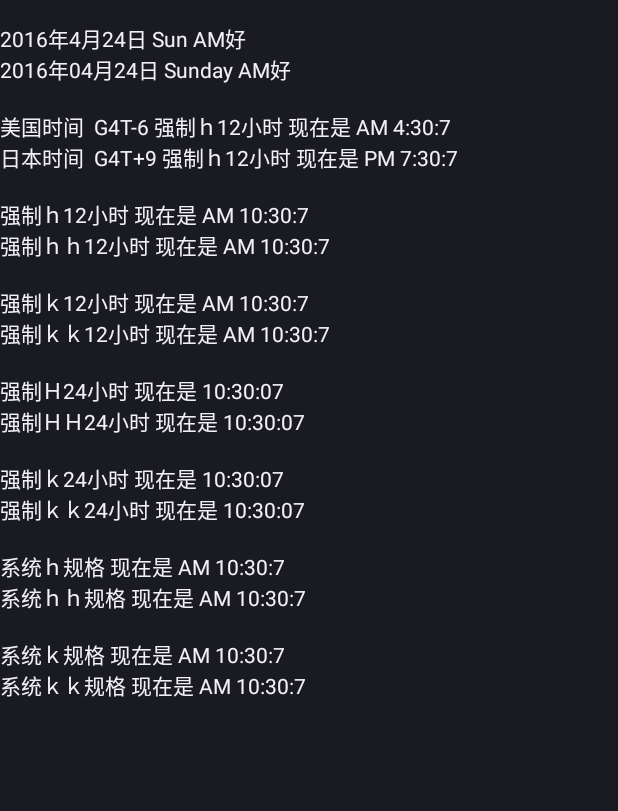
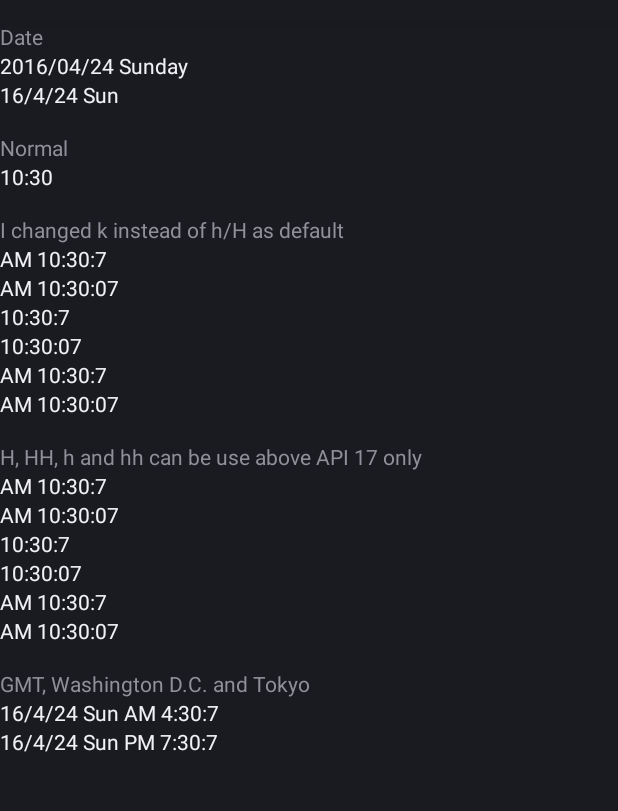
Before and after one commit to imknown/BetterTextClockBackport, an Android app: the screen it shows after launch (MainActivity), on a phone screen of 412 x 824 dp, the part 62-873 px from its top. Run offline under Robolectric (Android 15) with nearby library versions, the phone set to English and light mode, and no system bars.

Commit message:
enhance codes structures

```diff
--- a/BetterTextClockBackportLibrary/src/main/java/net/imknown/bettertextclockbackportlibrary/TextClock.java
+++ b/BetterTextClockBackportLibrary/src/main/java/net/imknown/bettertextclockbackportlibrary/TextClock.java
@@ -57,14 +57,14 @@ import android.widget.TextView;
  * <ul>
  * <li>Use the value returned by {@link #getFormat24Hour()} when non-null</li>
  * <li>Otherwise, use the value returned by {@link #getFormat12Hour()} when non-null</li>
- * <li>Otherwise, use a default value appropriate for the user's locale, such as {@code h:mm a}</li>
+ * <li>Otherwise, use a default value appropriate for the user's locale, such as {@code k:mm a}</li>
  * </ul>
  * </li>
  * <li>In 12-hour mode:
  * <ul>
  * <li>Use the value returned by {@link #getFormat12Hour()} when non-null</li>
  * <li>Otherwise, use the value returned by {@link #getFormat24Hour()} when non-null</li>
- * <li>Otherwise, use a default value appropriate for the user's locale, such as {@code HH:mm}</li>
+ * <li>Otherwise, use a default value appropriate for the user's locale, such as {@code kk:mm}</li>
  * </ul>
  * </li>
  * </ul>
@@ -88,7 +88,7 @@ public class TextClock extends TextView {
 	 * @see #getFormat12Hour()
 	 * @deprecated Let the system use locale-appropriate defaults instead.
 	 */
-	public static final CharSequence DEFAULT_FORMAT_12_HOUR = "h:mm a";
+	public static final CharSequence DEFAULT_FORMAT_12_HOUR = "k:mm a";
 
 	/**
 	 * The default formatting pattern in 24-hour mode. This pattern is used if {@link #setFormat24Hour(CharSequence)} is called with a null pattern or if no pattern was specified when creating an instance of this class.
@@ -99,7 +99,7 @@ public class TextClock extends TextView {
 	 * @see #getFormat24Hour()
 	 * @deprecated Let the system use locale-appropriate defaults instead.
 	 */
-	public static final CharSequence DEFAULT_FORMAT_24_HOUR = "H:mm";
+	public static final CharSequence DEFAULT_FORMAT_24_HOUR = "k:mm";
 
 	private CharSequence mFormat12;
 	private CharSequence mFormat24;
@@ -114,10 +114,12 @@ public class TextClock extends TextView {
 	private Calendar mTime;
 	private String mTimeZone;
 
-	private final int FORMAT_12 = 0;
-	private final int FORMAT_24 = 1;
-	private final int FORMAT_AUTO = 2;
+    // region [add by imknown]
+	private static final int FORMAT_12 = 0;
+	private static final int FORMAT_24 = 1;
+	private static final int FORMAT_AUTO = 2;
 	private int forceUse = FORMAT_AUTO;
+    // endregion
 
 	private final ContentObserver mFormatChangeObserver = new ContentObserver(new Handler()) {
 		@Override
@@ -210,13 +212,12 @@ public class TextClock extends TextView {
 
 	private void init() {
 		if (mFormat12 == null || mFormat24 == null) {
-			// TODO add bestDateFormat
 			// LocaleData ld = LocaleData.get(getContext().getResources().getConfiguration().locale);
 			if (mFormat12 == null) {
-				mFormat12 = "h:mm";
+				mFormat12 = LocaleData_timeFormat_km;
 			}
 			if (mFormat24 == null) {
-				mFormat24 = "HH:mm";
+				mFormat24 = LocaleData_timeFormat_kkm;
 			}
 		}
 
@@ -380,6 +381,9 @@ public class TextClock extends TextView {
 		return mFormat;
 	}
 
+	private CharSequence LocaleData_timeFormat_kkm = "kk:mm";
+	private CharSequence LocaleData_timeFormat_km = "k:mm";
+
 	/**
 	 * Selects either one of {@link #getFormat12Hour()} or {@link #getFormat24Hour()} depending on whether the user has selected 24-hour format.
 	 *
@@ -389,17 +393,15 @@ public class TextClock extends TextView {
 	private void chooseFormat(boolean handleTicker) {
 		final boolean format24Requested = is24HourModeEnabled();
 
-		// TODO add bestDateFormat
 		// LocaleData ld = LocaleData.get(getContext().getResources().getConfiguration().locale);
 
 		if (format24Requested) {
-			mFormat = abc(mFormat24, mFormat12, "HH:mm");
+			mFormat = abc(mFormat24, mFormat12, LocaleData_timeFormat_kkm);
 		} else {
-			mFormat = abc(mFormat12, mFormat24, "h:mm");
+			mFormat = abc(mFormat12, mFormat24, LocaleData_timeFormat_km);
 		}
 
 		boolean hadSeconds = mHasSeconds;
-		// TODO update seconds
 		mHasSeconds = DateFormatCompat.hasSeconds(mFormat);
 
 		if (handleTicker && mAttached && hadSeconds != mHasSeconds) {
--- a/BetterTextClockBackportSample/src/main/res/layout/activity_main.xml
+++ b/BetterTextClockBackportSample/src/main/res/layout/activity_main.xml
@@ -1,129 +1,151 @@
 <ScrollView xmlns:android="http://schemas.android.com/apk/res/android"
-    xmlns:tools="http://schemas.android.com/tools"
-    xmlns:app="http://schemas.android.com/apk/res-auto"
-    android:layout_width="match_parent"
-    android:layout_height="match_parent"
-    tools:context=".MainActivity" >
+            xmlns:app="http://schemas.android.com/apk/res-auto"
+            xmlns:tools="http://schemas.android.com/tools"
+            android:layout_width="match_parent"
+            android:layout_height="match_parent"
+            tools:context=".MainActivity">
 
     <LinearLayout
         android:layout_width="match_parent"
         android:layout_height="wrap_content"
-        android:orientation="vertical" >
+        android:orientation="vertical">
+
+        <TextView
+            android:layout_width="match_parent"
+            android:layout_height="wrap_content"
+            android:text="Date"/>
+
+        <net.imknown.bettertextclockbackportlibrary.TextClock
+            android:layout_width="wrap_content"
+            android:layout_height="wrap_content"
+            app:format12Hour="yyyy/MM/dd EEEE"
+            app:format24Hour="yyyy/MM/dd EEEE"/>
+
+        <net.imknown.bettertextclockbackportlibrary.TextClock
+            android:layout_width="wrap_content"
+            android:layout_height="wrap_content"
+            app:format12Hour="y/M/d E"
+            app:format24Hour="y/M/d E"/>
+
+        <TextView
+            android:layout_width="match_parent"
+            android:layout_height="wrap_content"
+            android:text="\nNormal"/>
+
+        <net.imknown.bettertextclockbackportlibrary.TextClock
+            android:layout_width="wrap_content"
+            android:layout_height="wrap_content"/>
+
+        <!-- ===================================================== -->
+
+        <TextView
+            android:layout_width="match_parent"
+            android:layout_height="wrap_content"
+            android:text="\nI changed k instead of h/H as default"/>
+
+        <net.imknown.bettertextclockbackportlibrary.TextClock
+            android:layout_width="wrap_content"
+            android:layout_height="wrap_content"
+            app:forceUse="format12"
+            app:format12Hour="a k:m:s"/>
+
+        <net.imknown.bettertextclockbackportlibrary.TextClock
+            android:layout_width="wrap_content"
+            android:layout_height="wrap_content"
+            app:forceUse="format12"
+            app:format12Hour="a k:mm:ss"/>
+
+        <net.imknown.bettertextclockbackportlibrary.TextClock
+            android:layout_width="wrap_content"
+            android:layout_height="wrap_content"
+            app:forceUse="format24"
+            app:format24Hour="kk:m:s"/>
+
+        <net.imknown.bettertextclockbackportlibrary.TextClock
+            android:layout_width="wrap_content"
+            android:layout_height="wrap_content"
+            app:forceUse="format24"
+            app:format24Hour="kk:mm:ss"/>
 
         <net.imknown.bettertextclockbackportlibrary.TextClock
             android:layout_width="wrap_content"
             android:layout_height="wrap_content"
             app:forceUse="formatAuto"
-            app:format12Hour="yyyy年M月d日 E a好"
-            app:format24Hour="yyyy年M月d日 E a好" />
+            app:format12Hour="a k:m:s"
+            app:format24Hour="a kk:m:s"/>
 
         <net.imknown.bettertextclockbackportlibrary.TextClock
             android:layout_width="wrap_content"
             android:layout_height="wrap_content"
-            app:format12Hour="yyyy年MM月dd日 EEEE aa好\n"
-            app:format24Hour="yyyy年MM月dd日 EEEE aa好\n" />
+            app:forceUse="formatAuto"
+            app:format12Hour="a k:mm:ss"
+            app:format24Hour="a kk:mm:ss"/>
 
         <!-- ===================================================== -->
+
+        <TextView
+            android:layout_width="match_parent"
+            android:layout_height="wrap_content"
+            android:text="\nH, HH, h and hh can be use above API 17 only"/>
 
         <net.imknown.bettertextclockbackportlibrary.TextClock
             android:layout_width="wrap_content"
             android:layout_height="wrap_content"
             app:forceUse="format12"
-            app:format12Hour="美国时间  GMT-6 强制ｈ12小时 现在是 a h:m:s"
-            app:timeZone="GMT-6" />
+            app:format12Hour="a h:m:s"/>
 
         <net.imknown.bettertextclockbackportlibrary.TextClock
             android:layout_width="wrap_content"
             android:layout_height="wrap_content"
             app:forceUse="format12"
-            app:format12Hour="日本时间  GMT+9 强制ｈ12小时 现在是 a h:m:s\n"
-            app:timeZone="GMT+9" />
+            app:format12Hour="a hh:mm:ss"/>
+
+        <net.imknown.bettertextclockbackportlibrary.TextClock
+            android:layout_width="wrap_content"
+            android:layout_height="wrap_content"
+            app:forceUse="format24"
+            app:format24Hour="H:m:s"/>
+
+        <net.imknown.bettertextclockbackportlibrary.TextClock
+            android:layout_width="wrap_content"
+            android:layout_height="wrap_content"
+            app:forceUse="format24"
+            app:format24Hour="HH:mm:ss"/>
+
+        <net.imknown.bettertextclockbackportlibrary.TextClock
+            android:layout_width="wrap_content"
+            android:layout_height="wrap_content"
+            app:forceUse="formatAuto"
+            app:format12Hour="a h:m:s"
+            app:format24Hour="a H:m:s"/>
+
+        <net.imknown.bettertextclockbackportlibrary.TextClock
+            android:layout_width="wrap_content"
+            android:layout_height="wrap_content"
+            app:forceUse="formatAuto"
+            app:format12Hour="a hh:mm:ss"
+            app:format24Hour="a HH:mm:ss"/>
 
         <!-- ===================================================== -->
+
+        <TextView
+            android:layout_width="match_parent"
+            android:layout_height="wrap_content"
+            android:text="\nGMT, Washington D.C. and Tokyo"/>
 
         <net.imknown.bettertextclockbackportlibrary.TextClock
             android:layout_width="wrap_content"
             android:layout_height="wrap_content"
             app:forceUse="format12"
-            app:format12Hour="强制ｈ12小时 现在是 a h:m:s" />
+            app:format12Hour="y/M/d E a k:m:s"
+            app:timeZone="GMT-6"/>
 
         <net.imknown.bettertextclockbackportlibrary.TextClock
             android:layout_width="wrap_content"
             android:layout_height="wrap_content"
             app:forceUse="format12"
-            app:format12Hour="强制ｈｈ12小时 现在是 a hh:m:s\n" />
-        <!-- ===================================================== -->
-
-        <net.imknown.bettertextclockbackportlibrary.TextClock
-            android:layout_width="wrap_content"
-            android:layout_height="wrap_content"
-            app:forceUse="format12"
-            app:format12Hour="强制ｋ12小时 现在是 a k:m:s" />
-
-        <net.imknown.bettertextclockbackportlibrary.TextClock
-            android:layout_width="wrap_content"
-            android:layout_height="wrap_content"
-            app:forceUse="format12"
-            app:format12Hour="强制ｋｋ12小时 现在是 a kk:m:s\n" />
-        <!-- ===================================================== -->
-
-        <net.imknown.bettertextclockbackportlibrary.TextClock
-            android:layout_width="wrap_content"
-            android:layout_height="wrap_content"
-            app:forceUse="format24"
-            app:format24Hour="强制Ｈ24小时 现在是 H:mm:ss" />
-
-        <net.imknown.bettertextclockbackportlibrary.TextClock
-            android:layout_width="wrap_content"
-            android:layout_height="wrap_content"
-            app:forceUse="format24"
-            app:format24Hour="强制ＨＨ24小时 现在是 HH:mm:ss\n" />
-
-        <!-- ===================================================== -->
-
-        <net.imknown.bettertextclockbackportlibrary.TextClock
-            android:layout_width="wrap_content"
-            android:layout_height="wrap_content"
-            app:forceUse="format24"
-            app:format24Hour="强制ｋ24小时 现在是 k:mm:ss" />
-
-        <net.imknown.bettertextclockbackportlibrary.TextClock
-            android:layout_width="wrap_content"
-            android:layout_height="wrap_content"
-            app:forceUse="format24"
-            app:format24Hour="强制ｋｋ24小时 现在是 kk:mm:ss\n" />
-
-        <!-- ===================================================== -->
-
-        <net.imknown.bettertextclockbackportlibrary.TextClock
-            android:layout_width="wrap_content"
-            android:layout_height="wrap_content"
-            app:forceUse="formatAuto"
-            app:format12Hour="系统ｈ规格 现在是 a h:m:s"
-            app:format24Hour="系统Ｈ规格 现在是 H:mm:ss" />
-
-        <net.imknown.bettertextclockbackportlibrary.TextClock
-            android:layout_width="wrap_content"
-            android:layout_height="wrap_content"
-            app:forceUse="formatAuto"
-            app:format12Hour="系统ｈｈ规格 现在是 a hh:m:s\n"
-            app:format24Hour="系统ＨＨ规格 现在是 HH:mm:ss\n" />
-
-        <!-- ===================================================== -->
-
-        <net.imknown.bettertextclockbackportlibrary.TextClock
-            android:layout_width="wrap_content"
-            android:layout_height="wrap_content"
-            app:forceUse="formatAuto"
-            app:format12Hour="系统ｋ规格 现在是 a k:m:s"
-            app:format24Hour="系统ｋ规格 现在是 k:mm:ss" />
-
-        <net.imknown.bettertextclockbackportlibrary.TextClock
-            android:layout_width="wrap_content"
-            android:layout_height="wrap_content"
-            app:forceUse="formatAuto"
-            app:format12Hour="系统ｋｋ规格 现在是 a kk:m:s\n"
-            app:format24Hour="系统ｋｋ规格 现在是 kk:mm:ss\n" />
+            app:format12Hour="y/M/d E a h:m:s"
+            app:timeZone="GMT+9"/>
     </LinearLayout>
 
 </ScrollView>
--- a/BetterTextClockBackportSample/src/main/res/values/colors.xml
+++ /dev/null
@@ -1,6 +0,0 @@
-<?xml version="1.0" encoding="utf-8"?>
-<resources>
-    <color name="colorPrimary">#3F51B5</color>
-    <color name="colorPrimaryDark">#303F9F</color>
-    <color name="colorAccent">#FF4081</color>
-</resources>
```
